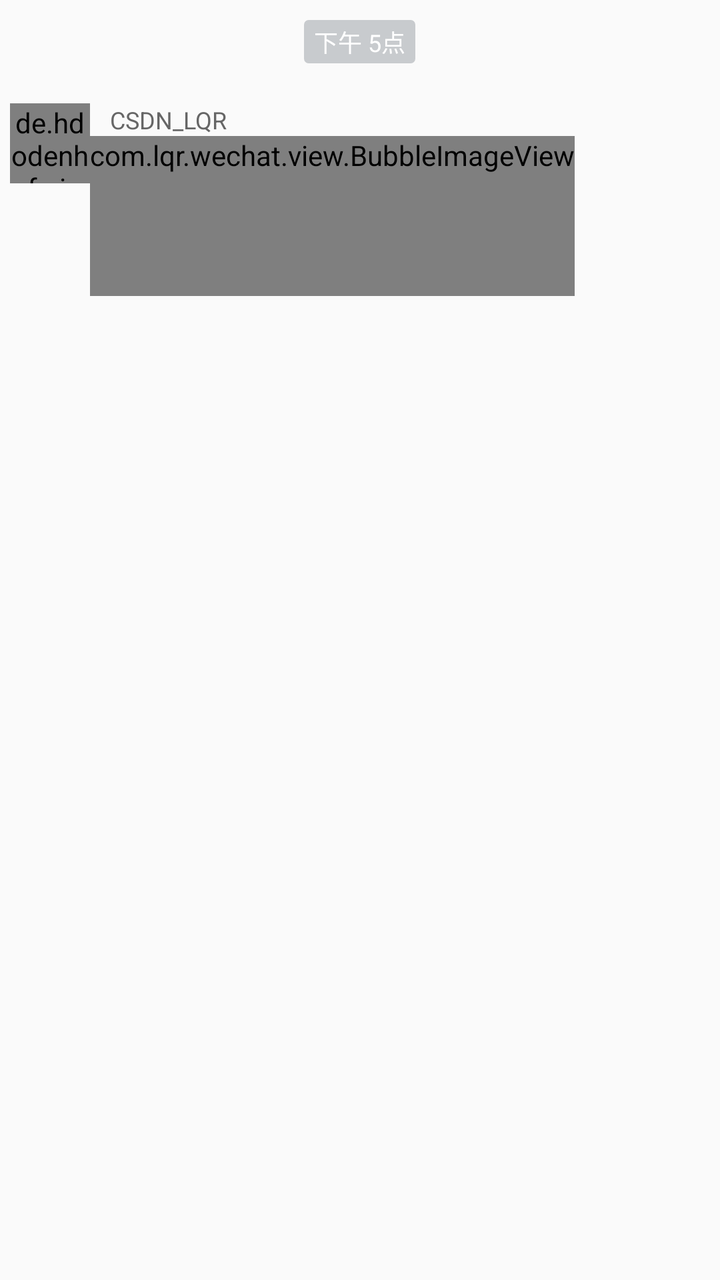
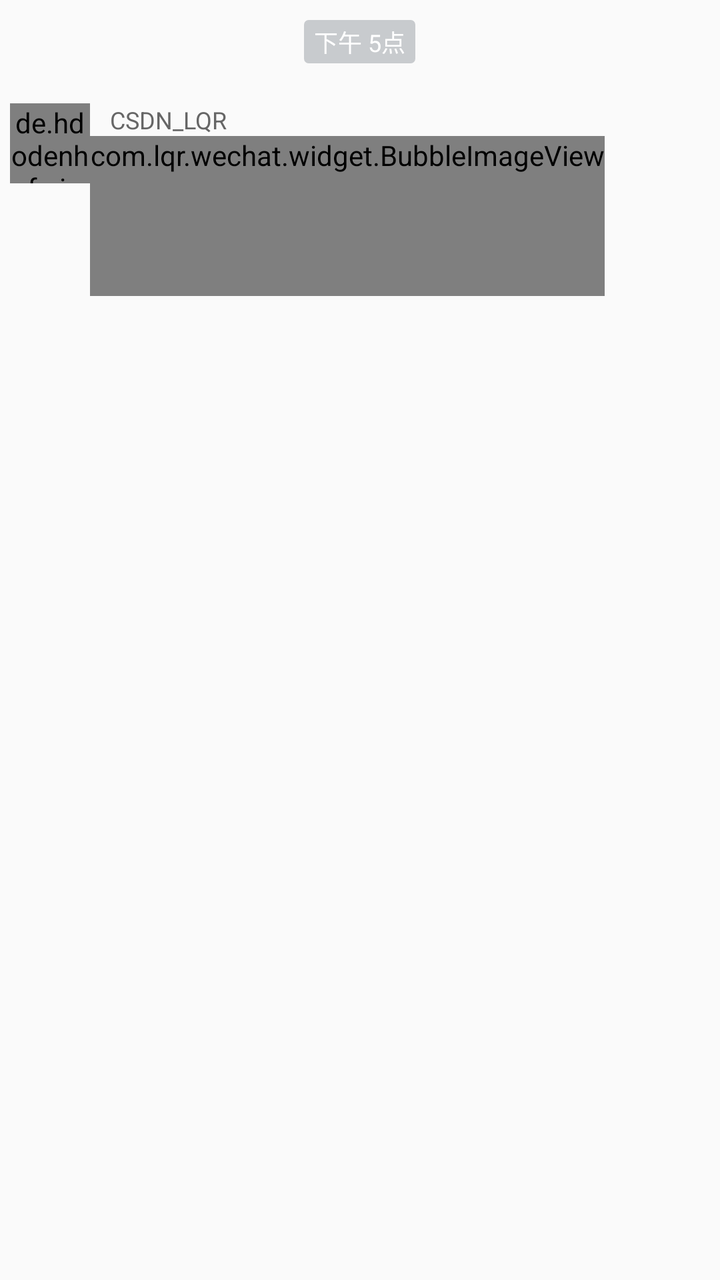

The first picture is an Android layout as it rendered before a commit; the second is the same layout after the commit. The layout source and the unified diff follow.
<!-- AndroidManifest.xml: application theme AppTheme -->
<!-- res/layout/item_image_receive.xml -->
<?xml version="1.0" encoding="utf-8"?>
<LinearLayout xmlns:android="http://schemas.android.com/apk/res/android"
              xmlns:app="http://schemas.android.com/apk/res-auto"
              android:layout_width="match_parent"
              android:layout_height="match_parent"
              android:orientation="vertical">

    

    <TextView
        android:id="@+id/tvTime"
        android:layout_width="wrap_content"
        android:layout_height="wrap_content"
        android:layout_gravity="center_horizontal"
        android:layout_margin="10dp"
        android:background="@drawable/shape_notification_bg"
        android:gravity="center"
        android:paddingBottom="2dp"
        android:paddingLeft="5dp"
        android:paddingRight="5dp"
        android:paddingTop="2dp"
        android:text="下午 5点"
        android:textColor="#fff"
        android:textSize="12sp"/>

    <LinearLayout
        android:layout_width="wrap_content"
        android:layout_height="wrap_content"
        android:layout_gravity="left"
        android:orientation="horizontal"
        android:paddingBottom="20dp"
        android:paddingLeft="5dp"
        android:paddingRight="5dp"
        android:paddingTop="10dp">

        

        <de.hdodenhof.circleimageview.CircleImageView
            android:id="@+id/ivAvatar"
            android:layout_width="40dp"
            android:layout_height="40dp"
            android:focusable="false"
            android:focusableInTouchMode="false"
            android:src="@mipmap/default_header"/>

        <LinearLayout
            android:layout_width="wrap_content"
            android:layout_height="wrap_content"
            android:orientation="vertical">

            
            <TextView
                android:id="@+id/tvName"
                android:layout_width="wrap_content"
                android:layout_height="wrap_content"
                android:layout_marginLeft="10dp"
                android:text="CSDN_LQR"
                android:textColor="#666666"
                android:textSize="12sp"
                android:visibility="visible"/>

            <com.lqr.wechat.view.BubbleImageView
                android:id="@+id/bivPic"
                android:layout_width="wrap_content"
                android:layout_height="wrap_content"
                android:adjustViewBounds="true"
                android:maxHeight="150dp"
                android:minHeight="80dp"
                android:minWidth="80dp"
                android:scaleType="fitCenter"
                app:bubble_angle="10dp"
                app:bubble_arrowHeight="10dp"
                app:bubble_arrowLocation="left"
                app:bubble_arrowOffset="-5dp"
                app:bubble_arrowTop="20dp"
                app:bubble_arrowWidth="8dp"
                />

        </LinearLayout>

        <LinearLayout
            android:id="@+id/llError"
            android:layout_width="wrap_content"
            android:layout_height="wrap_content"
            android:layout_gravity="center"
            android:visibility="gone">

            <de.hdodenhof.circleimageview.CircleImageView
                android:id="@+id/ivError"
                android:layout_width="20dp"
                android:layout_height="20dp"
                android:layout_gravity="center"
                android:layout_margin="5dp"
                android:src="@mipmap/img_error"/>

            <TextView
                android:id="@+id/tvRetry"
                android:layout_width="wrap_content"
                android:layout_height="wrap_content"
                android:layout_gravity="center"
                android:text="重试"/>

        </LinearLayout>

    </LinearLayout>

</LinearLayout>
<!-- resources referenced by this layout -->
<resources>
  <!-- drawable shape_notification_bg (drawable) -->
  <?xml version="1.0" encoding="UTF-8"?>
  <shape xmlns:android="http://schemas.android.com/apk/res/android">
      <solid android:color="#C8CBCE" />
      <corners android:radius="2dip"/>
      <stroke
          android:width="0.5dip"
          android:color="#C8CBCE" />
  </shape>
  <!-- mipmap default_header: jpg bitmap (mipmap-hdpi, 49500 bytes) -->
  <!-- mipmap img_error: png bitmap (mipmap-hdpi, 820 bytes) -->
  <style name="AppTheme" parent="Theme.AppCompat.Light">
          
          <item name="colorPrimary">@color/colorPrimary</item>
          <item name="colorPrimaryDark">@color/colorPrimarydark</item>
          <item name="colorAccent">@color/coloraccent</item>
          
          <item name="windowNoTitle">true</item>
          <item name="windowActionBar">false</item>
          
          <item name="android:windowAnimationStyle">@style/activityAnimation</item>
      </style>
  <color name="colorPrimary">#393A3F</color>
  <color name="colorPrimarydark">#303135</color>
  <color name="coloraccent">#7e7e7e</color>
  <style name="activityAnimation" parent="@android:style/Animation">
          <item name="android:activityOpenEnterAnimation">@anim/slide_right_in</item>
          <item name="android:activityOpenExitAnimation">@anim/slide_left_out</item>
          <item name="android:activityCloseEnterAnimation">@anim/slide_left_in</item>
          <item name="android:activityCloseExitAnimation">@anim/slide_right_out</item>
      </style>
</resources>

<!-- the commit's change to res/layout/item_image_receive.xml (unified diff, before → after) -->
@@ -59,7 +59,7 @@
                 android:textSize="12sp"
                 android:visibility="visible"/>
 
-            <com.lqr.wechat.view.BubbleImageView
+            <com.lqr.wechat.widget.BubbleImageView
                 android:id="@+id/bivPic"
                 android:layout_width="wrap_content"
                 android:layout_height="wrap_content"
<!-- resource entries referenced after the edit -->
@@ -11,20 +11,17 @@
   </shape>
   <!-- mipmap default_header: jpg bitmap (mipmap-hdpi, 49500 bytes) -->
   <!-- mipmap img_error: png bitmap (mipmap-hdpi, 820 bytes) -->
-  <style name="AppTheme" parent="Theme.AppCompat.Light">
+  <style name="AppTheme" parent="Theme.AppCompat.Light.NoActionBar">
           
           <item name="colorPrimary">@color/colorPrimary</item>
-          <item name="colorPrimaryDark">@color/colorPrimarydark</item>
-          <item name="colorAccent">@color/coloraccent</item>
-          
-          <item name="windowNoTitle">true</item>
-          <item name="windowActionBar">false</item>
+          <item name="colorPrimaryDark">@color/colorPrimaryDark</item>
+          <item name="colorAccent">@color/colorAccent</item>
           
           <item name="android:windowAnimationStyle">@style/activityAnimation</item>
       </style>
   <color name="colorPrimary">#393A3F</color>
-  <color name="colorPrimarydark">#303135</color>
-  <color name="coloraccent">#7e7e7e</color>
+  <color name="colorPrimaryDark">#303135</color>
+  <color name="colorAccent">#7e7e7e</color>
   <style name="activityAnimation" parent="@android:style/Animation">
           <item name="android:activityOpenEnterAnimation">@anim/slide_right_in</item>
           <item name="android:activityOpenExitAnimation">@anim/slide_left_out</item>
